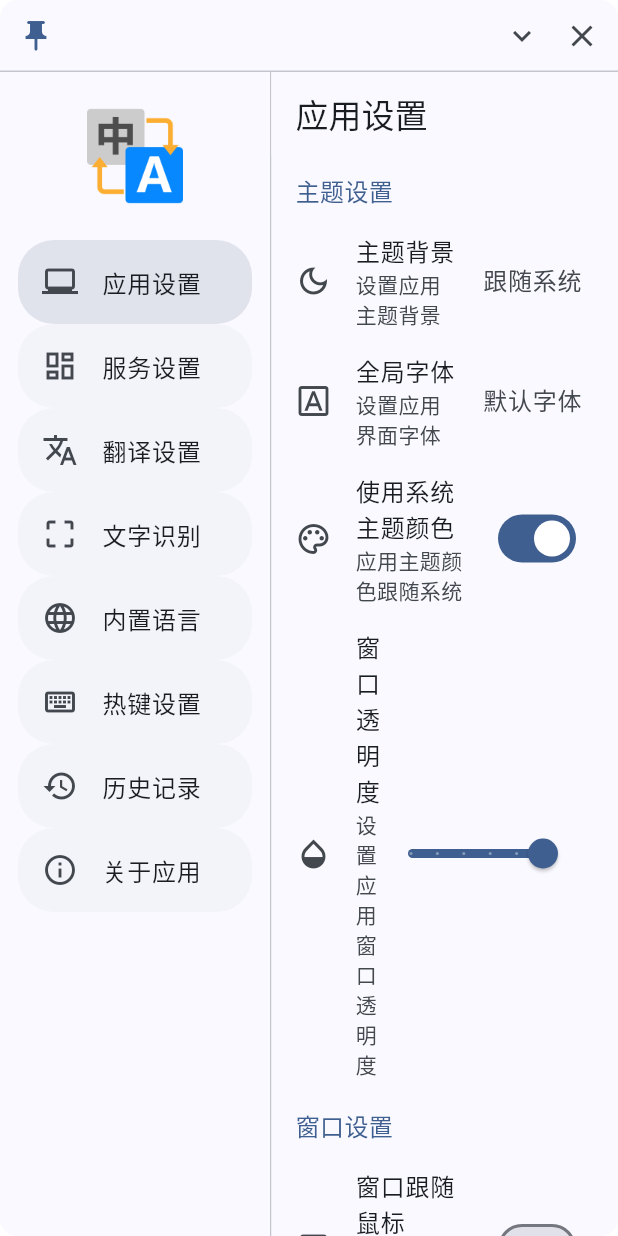
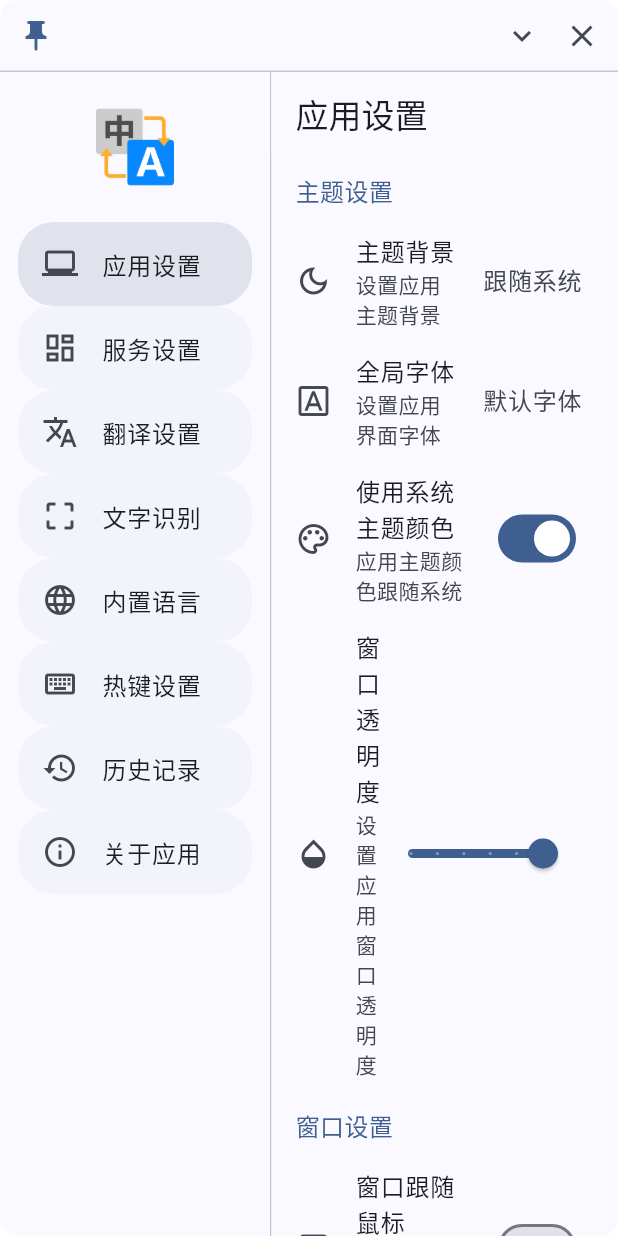
Before and after one commit to gvenusleo/lex-app, a Flutter app: the screen it shows after launch, on a phone screen of 412 x 824 dp. Run offline on Flutter 3.47's test engine with Material 2 defaults, Android fonts, the phone set to English and light mode, and no system bars; drawn by our look-alikes of dynamic_color; our stand-ins replace audioplayers, dio, file_picker, isar, package_info_plus, shared_preferences; missing offline and left inert: hotkey_manager, launch_at_startup, local_notifier, process_run, screen_retriever, screen_text_extractor and 2 more; accounts and stored records are empty; generated files the repository leaves out were written again; Roboto replaces fonts that are missing (Sarasa-UI-SC); statements that could not run were skipped.

```diff
--- a/lib/pages/setting_page/settings_page.dart
+++ b/lib/pages/setting_page/settings_page.dart
@@ -70,8 +70,8 @@ class _SettingsPageState extends State<SettingsPage> {
                     children: [
                       Image.asset(
                         "assets/logo.png",
-                        width: 64,
-                        height: 64,
+                        width: 52,
+                        height: 52,
                       ),
                       const SizedBox(height: 24),
                       ..._pages.cast<String, Widget>().keys.map(
```
Also changed, not shown: lib/pages/setting_page/about_page.dart (+5 -4 lines).
